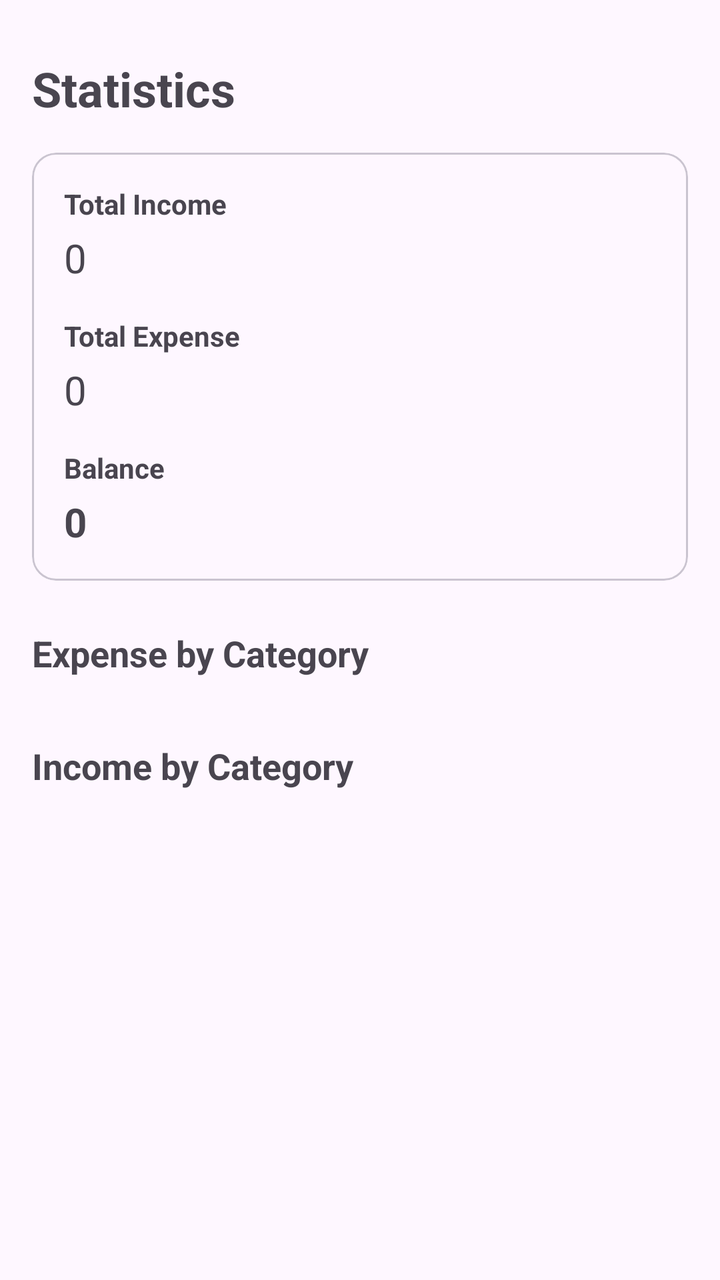
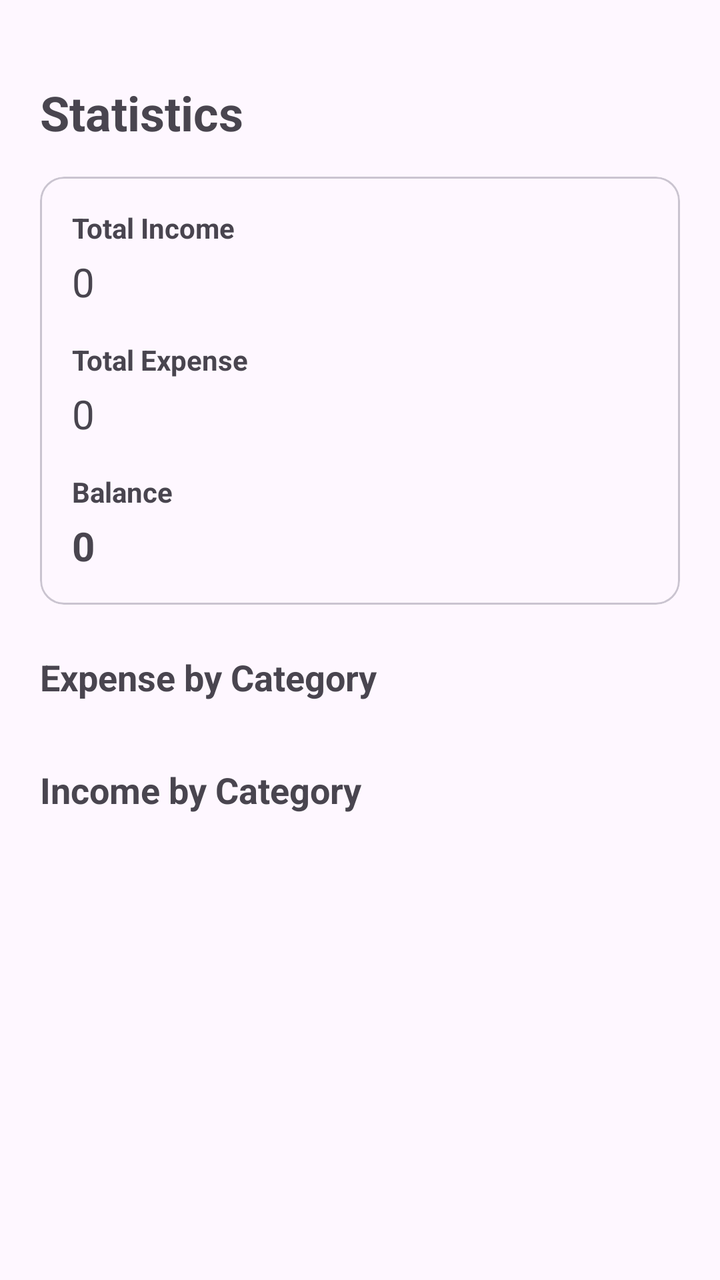

Before-and-after screenshots of an Android layout around one commit, followed by the original layout XML and the change that was made.
<!-- AndroidManifest.xml: application theme Theme.ExpenseTracker -->
<!-- res/layout/fragment_statistics.xml -->
<?xml version="1.0" encoding="utf-8"?>
<androidx.core.widget.NestedScrollView
    xmlns:android="http://schemas.android.com/apk/res/android"
    android:layout_width="match_parent"
    android:layout_height="match_parent"
    android:fillViewport="true">

    <LinearLayout
        android:layout_width="match_parent"
        android:layout_height="wrap_content"
        android:orientation="vertical"
        android:padding="16dp"
        android:layout_marginTop="12dp">

        <TextView
            android:layout_width="wrap_content"
            android:layout_height="wrap_content"
            android:text="Statistics"
            android:textSize="24sp"
            android:textStyle="bold" />

        

        <com.google.android.material.card.MaterialCardView
            android:layout_width="match_parent"
            android:layout_height="wrap_content"
            android:layout_marginTop="16dp">

            <LinearLayout
                android:layout_width="match_parent"
                android:layout_height="wrap_content"
                android:orientation="vertical"
                android:padding="16dp">

                <TextView
                    android:layout_width="wrap_content"
                    android:layout_height="wrap_content"
                    android:text="Total Income"
                    android:textStyle="bold" />

                <TextView
                    android:id="@+id/tvTotalIncome"
                    android:layout_width="match_parent"
                    android:layout_height="wrap_content"
                    android:layout_marginTop="4dp"
                    android:text="0"
                    android:textSize="20sp" />

                <TextView
                    android:layout_width="wrap_content"
                    android:layout_height="wrap_content"
                    android:layout_marginTop="16dp"
                    android:text="Total Expense"
                    android:textStyle="bold" />

                <TextView
                    android:id="@+id/tvTotalExpense"
                    android:layout_width="match_parent"
                    android:layout_height="wrap_content"
                    android:layout_marginTop="4dp"
                    android:text="0"
                    android:textSize="20sp" />

                <TextView
                    android:layout_width="wrap_content"
                    android:layout_height="wrap_content"
                    android:layout_marginTop="16dp"
                    android:text="Balance"
                    android:textStyle="bold" />

                <TextView
                    android:id="@+id/tvBalance"
                    android:layout_width="match_parent"
                    android:layout_height="wrap_content"
                    android:layout_marginTop="4dp"
                    android:text="0"
                    android:textSize="20sp"
                    android:textStyle="bold" />

            </LinearLayout>

        </com.google.android.material.card.MaterialCardView>

        

        <TextView
            android:layout_width="wrap_content"
            android:layout_height="wrap_content"
            android:layout_marginTop="24dp"
            android:text="Expense by Category"
            android:textSize="18sp"
            android:textStyle="bold" />

        <androidx.recyclerview.widget.RecyclerView
            android:id="@+id/rvExpenseByCategory"
            android:layout_width="match_parent"
            android:layout_height="wrap_content"
            android:layout_marginTop="8dp"
            android:nestedScrollingEnabled="false" />

        

        <TextView
            android:layout_width="wrap_content"
            android:layout_height="wrap_content"
            android:layout_marginTop="24dp"
            android:text="Income by Category"
            android:textSize="18sp"
            android:textStyle="bold" />

        <androidx.recyclerview.widget.RecyclerView
            android:id="@+id/rvIncomeByCategory"
            android:layout_width="match_parent"
            android:layout_height="wrap_content"
            android:layout_marginTop="8dp"
            android:nestedScrollingEnabled="false" />

        <Space
            android:layout_width="match_parent"
            android:layout_height="16dp" />

    </LinearLayout>

</androidx.core.widget.NestedScrollView>
<!-- resources referenced by this layout -->
<resources>
  <style name="Theme.ExpenseTracker" parent="Base.Theme.ExpenseTracker" />
  <style name="Base.Theme.ExpenseTracker" parent="Theme.Material3.DayNight.NoActionBar">
          
          
      </style>
</resources>

<!-- the commit's change to res/layout/fragment_statistics.xml (unified diff, before → after) -->
@@ -3,14 +3,14 @@
     xmlns:android="http://schemas.android.com/apk/res/android"
     android:layout_width="match_parent"
     android:layout_height="match_parent"
-    android:fillViewport="true">
+    android:fillViewport="true"
+    android:padding="20dp">
 
     <LinearLayout
         android:layout_width="match_parent"
         android:layout_height="wrap_content"
         android:orientation="vertical"
-        android:padding="16dp"
-        android:layout_marginTop="12dp">
+        android:layout_marginTop="20dp">
 
         <TextView
             android:layout_width="wrap_content"
